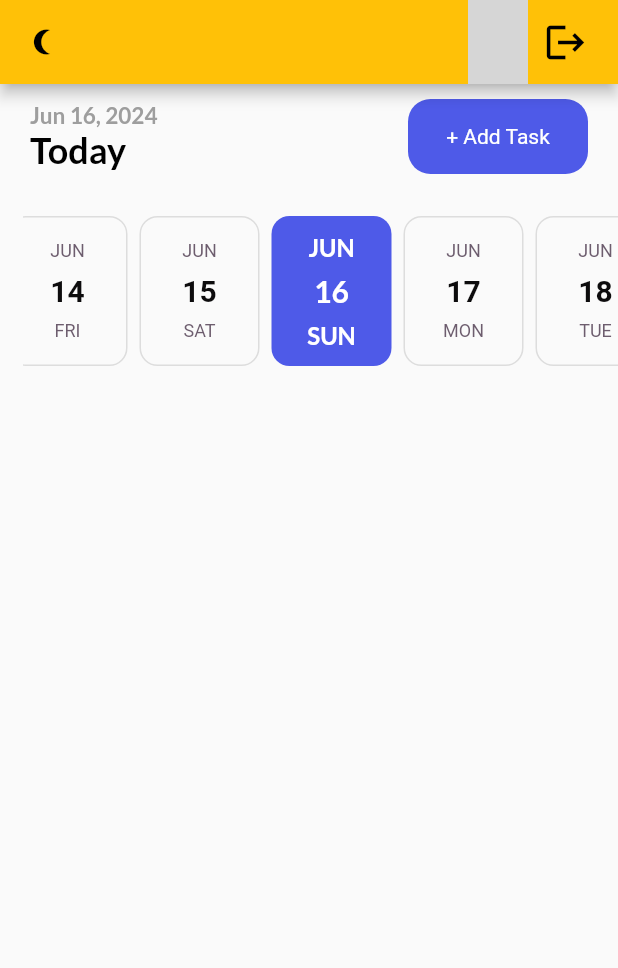
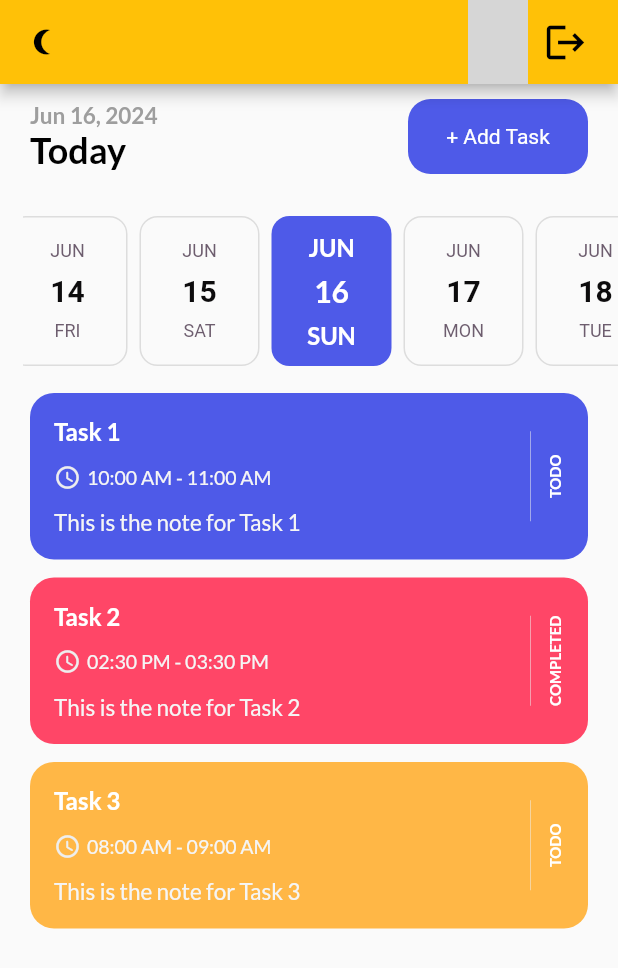
Before and after one commit to s21sd/Reminder_App_Flutter, a Flutter app: the HomePage screen opened directly with empty values, on a phone screen of 412 x 824 dp. Shown: the top 968 px of the screen. Run offline on Flutter 3.47's test engine with Material 3 defaults, Android fonts, the phone set to English and light mode, and no system bars; drawn by our look-alikes of easy_date_timeline; our stand-ins replace cloud_firestore, firebase_auth, firebase_core, flutter_local_notifications, flutter_staggered_animations, get and 5 more; accounts and stored records are empty; network calls fail; grey boxes are pictures that could not be loaded.

Commit message:
ui updated more

```diff
--- a/reminder_app/lib/db/db_helper.dart
+++ b/reminder_app/lib/db/db_helper.dart
@@ -6,6 +6,7 @@ final CollectionReference _mainCollection = _firestore.collection('Todos');
 class DbHelper {
   static String? userUid = 'wnMkvUGdEwSnNRyMc3AS0jjez2z1';
 
+  // For Writing the data
   static Future<void> addItem({
     required String title,
     required String description,
@@ -36,4 +37,57 @@ class DbHelper {
         .whenComplete(() => print("Todos item added to the database"))
         .catchError((e) => print(e));
   }
+
+  // For Reading the data
+  static Stream<QuerySnapshot> readItems() {
+    CollectionReference todoItemCollection =
+        _mainCollection.doc(userUid).collection('userTodos');
+    return todoItemCollection.snapshots();
+  }
+
+  // For Deleting Data
+  static Future<void> deleteItem({
+    required String docId,
+  }) async {
+    DocumentReference documentReference =
+        _mainCollection.doc(userUid).collection("userTodos").doc(docId);
+
+    await documentReference
+        .delete()
+        .whenComplete(() => print('Note item deleted from the database'))
+        .catchError((e) => print(e));
+  }
+
+  //For updating the data I will take care the rest
+  static Future<void> updateItem(
+      {required String docId,
+      required String title,
+      required String description,
+      required String date,
+      required String startTime,
+      required String endTime,
+      required int remind,
+      required String repeat,
+      required int color,
+      required int isCompleted}) async {
+    DocumentReference documentReferencer =
+        _mainCollection.doc(userUid).collection('userTodos').doc(docId);
+
+    Map<String, dynamic> data = <String, dynamic>{
+      "title": title,
+      "description": description,
+      "date": date,
+      "startTime": startTime,
+      "endTime": endTime,
+      "remind": remind,
+      "repeat": repeat,
+      "color": color,
+      "isCompleted": isCompleted,
+    };
+
+    await documentReferencer
+        .update(data)
+        .whenComplete(() => print("Note item updated in the database"))
+        .catchError((e) => print(e));
+  }
 }
--- a/reminder_app/lib/ui/home_page.dart
+++ b/reminder_app/lib/ui/home_page.dart
@@ -1,22 +1,24 @@
 import 'package:flutter/material.dart';
 import 'package:get/get.dart';
 import 'package:google_fonts/google_fonts.dart';
-import 'package:intl/intl.dart';// Assuming the correct import for AddTaskPage
+import 'package:intl/intl.dart';
+import 'package:reminder_app/models/task.dart';
 import 'package:reminder_app/ui/add_task_bar.dart';
 import 'package:reminder_app/ui/login_page.dart';
 import 'package:reminder_app/ui/theme.dart';
 import 'package:reminder_app/ui/widgets/buttons.dart';
-import 'package:easy_date_timeline/easy_date_timeline.dart';// Assuming the correct import for FirebaseServices
+import 'package:easy_date_timeline/easy_date_timeline.dart';
 import 'package:reminder_app/services/notification_services.dart';
 import 'package:reminder_app/services/theme_services.dart';
 import 'package:reminder_app/ui/widgets/google_auth.dart';
+import 'package:flutter_staggered_animations/flutter_staggered_animations.dart';
+import 'package:reminder_app/ui/widgets/task_tile.dart';
 
 class HomePage extends StatefulWidget {
   final String? imgUrl;
   final String? userId;
 
-  const HomePage({Key? key, required this.imgUrl, this.userId})
-      : super(key: key);
+  const HomePage({super.key, required this.imgUrl, this.userId});
 
   @override
   State<HomePage> createState() => _HomePageState();
@@ -24,7 +26,44 @@ class HomePage extends StatefulWidget {
 
 class _HomePageState extends State<HomePage> {
   late NotifyHelper notifyHelper;
-
+  List<Task> dummyTasks = [
+    Task(
+      id: 1,
+      title: 'Task 1',
+      note: 'This is the note for Task 1',
+      isCompleted: 0,
+      date: '2024-06-17',
+      startTime: '10:00 AM',
+      endTime: '11:00 AM',
+      color: 0,
+      remind: 10,
+      repeat: 'Daily',
+    ),
+    Task(
+      id: 2,
+      title: 'Task 2',
+      note: 'This is the note for Task 2',
+      isCompleted: 1,
+      date: '2024-06-18',
+      startTime: '02:30 PM',
+      endTime: '03:30 PM',
+      color: 1,
+      remind: 15,
+      repeat: 'Weekly',
+    ),
+    Task(
+      id: 3,
+      title: 'Task 3',
+      note: 'This is the note for Task 3',
+      isCompleted: 0,
+      date: '2024-06-19',
+      startTime: '08:00 AM',
+      endTime: '09:00 AM',
+      color: 2,
+      remind: 20,
+      repeat: 'Monthly',
+    ),
+  ];
   @override
   void initState() {
     super.initState();
@@ -41,6 +80,10 @@ class _HomePageState extends State<HomePage> {
         children: [
           _addTaskBar(context),
           _addDateBar(),
+          const SizedBox(
+            height: 10,
+          ),
+          _showTasks()
         ],
       ),
     );
@@ -161,4 +204,37 @@ class _HomePageState extends State<HomePage> {
       ),
     );
   }
+
+// Show The Todos
+  _showTasks() {
+    return Expanded(
+      child: ListView.builder(
+        itemCount: dummyTasks.length,
+        itemBuilder: (context, index) {
+          final task = dummyTasks[index];
+          return GestureDetector(
+              onTap: () {
+                delete;
+              },
+              child: AnimationConfiguration.staggeredList(
+                  position: index,
+                  child: SlideAnimation(
+                    child: FadeInAnimation(
+                      child: Row(
+                        children: [
+                          GestureDetector(
+                            onTap: () {},
+                            child: TaskTile(task),
+                          )
+                        ],
+                      ),
+                    ),
+                  )));
+        },
+      ),
+    );
+  }
+
+  // for Deleting the todos
+  void delete() {}
 }
--- /dev/null
+++ b/reminder_app/lib/ui/widgets/task_tile.dart
@@ -0,0 +1,103 @@
+import 'package:flutter/material.dart';
+import 'package:google_fonts/google_fonts.dart';
+import 'package:reminder_app/models/task.dart';
+import 'package:reminder_app/ui/theme.dart';
+
+class TaskTile extends StatelessWidget {
+  final Task? task;
+  const TaskTile(this.task);
+
+  @override
+  Widget build(BuildContext context) {
+    return Container(
+      padding: const EdgeInsets.symmetric(horizontal: 20),
+      width: MediaQuery.of(context).size.width,
+      margin: const EdgeInsets.only(bottom: 12),
+      child: Container(
+        padding: const EdgeInsets.all(16),
+        //  width: SizeConfig.screenWidth * 0.78,
+        decoration: BoxDecoration(
+          borderRadius: BorderRadius.circular(16),
+          color: _getBGClr(task?.color ?? 0),
+        ),
+        child: Row(children: [
+          Expanded(
+            child: Column(
+              crossAxisAlignment: CrossAxisAlignment.start,
+              children: [
+                Text(
+                  task?.title ?? "",
+                  style: GoogleFonts.lato(
+                    textStyle: const TextStyle(
+                        fontSize: 16,
+                        fontWeight: FontWeight.bold,
+                        color: Colors.white),
+                  ),
+                ),
+                const SizedBox(
+                  height: 12,
+                ),
+                Row(
+                  crossAxisAlignment: CrossAxisAlignment.center,
+                  children: [
+                    Icon(
+                      Icons.access_time_rounded,
+                      color: Colors.grey[200],
+                      size: 18,
+                    ),
+                    const SizedBox(width: 4),
+                    Text(
+                      "${task!.startTime} - ${task!.endTime}",
+                      style: GoogleFonts.lato(
+                        textStyle:
+                            TextStyle(fontSize: 13, color: Colors.grey[100]),
+                      ),
+                    ),
+                  ],
+                ),
+                const SizedBox(height: 12),
+                Text(
+                  task?.note ?? "",
+                  style: GoogleFonts.lato(
+                    textStyle: TextStyle(fontSize: 15, color: Colors.grey[100]),
+                  ),
+                ),
+              ],
+            ),
+          ),
+          Container(
+            margin: const EdgeInsets.symmetric(horizontal: 10),
+            height: 60,
+            width: 0.5,
+            color: Colors.grey[200]!.withOpacity(0.7),
+          ),
+          RotatedBox(
+            quarterTurns: 3,
+            child: Text(
+              task!.isCompleted == 1 ? "COMPLETED" : "TODO",
+              style: GoogleFonts.lato(
+                textStyle: const TextStyle(
+                    fontSize: 10,
+                    fontWeight: FontWeight.bold,
+                    color: Colors.white),
+              ),
+            ),
+          ),
+        ]),
+      ),
+    );
+  }
+
+  _getBGClr(int no) {
+    switch (no) {
+      case 0:
+        return bluishClr;
+      case 1:
+        return pinkClr;
+      case 2:
+        return yellowClr;
+      default:
+        return bluishClr;
+    }
+  }
+}
--- a/reminder_app/pubspec.yaml
+++ b/reminder_app/pubspec.yaml
@@ -65,6 +65,9 @@ dependencies:
   firebase_storage: ^12.0.1
   cloud_firestore: ^5.0.1
 
+  # for the custom animation
+  flutter_staggered_animations: ^1.1.1
+
 
 dev_dependencies:
   flutter_test:
```
Also changed, not shown: reminder_app/pubspec.lock.
